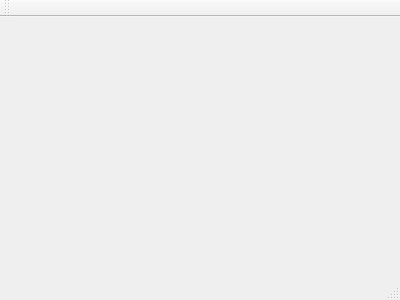
The window that 2018-2019/Medicijn Carrousel/Programmatuur/medcar/mainwindow.ui (BM4GIT/PA-competitie) describes before a commit, drawn with Qt 5.
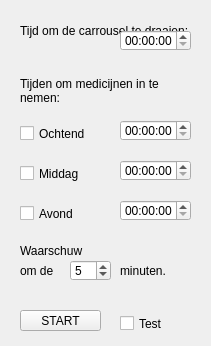
The same window after the commit.

```diff
--- a/2018-2019/Medicijn Carrousel/Programmatuur/medcar/mainwindow.ui
+++ b/2018-2019/Medicijn Carrousel/Programmatuur/medcar/mainwindow.ui
@@ -1,24 +1,231 @@
 <ui version="4.0">
  <class>MainWindow</class>
- <widget class="QMainWindow" name="MainWindow" >
-  <property name="geometry" >
+ <widget class="QMainWindow" name="MainWindow">
+  <property name="geometry">
    <rect>
     <x>0</x>
     <y>0</y>
-    <width>400</width>
-    <height>300</height>
+    <width>211</width>
+    <height>346</height>
    </rect>
   </property>
   <property name="windowTitle" >
    <string>MainWindow</string>
   </property>
-  <widget class="QMenuBar" name="menuBar" />
-  <widget class="QToolBar" name="mainToolBar" />
-  <widget class="QWidget" name="centralWidget" />
-  <widget class="QStatusBar" name="statusBar" />
+  <widget class="QWidget" name="centralWidget">
+   <widget class="QPushButton" name="pbStart">
+    <property name="geometry">
+     <rect>
+      <x>20</x>
+      <y>310</y>
+      <width>81</width>
+      <height>21</height>
+     </rect>
+    </property>
+    <property name="text">
+     <string>START</string>
+    </property>
+   </widget>
+   <widget class="QTimeEdit" name="tmOchtend">
+    <property name="geometry">
+     <rect>
+      <x>120</x>
+      <y>120</y>
+      <width>71</width>
+      <height>21</height>
+     </rect>
+    </property>
+   </widget>
+   <widget class="QTimeEdit" name="tmMiddag">
+    <property name="geometry">
+     <rect>
+      <x>120</x>
+      <y>160</y>
+      <width>71</width>
+      <height>21</height>
+     </rect>
+    </property>
+   </widget>
+   <widget class="QTimeEdit" name="tmAvond">
+    <property name="geometry">
+     <rect>
+      <x>120</x>
+      <y>200</y>
+      <width>71</width>
+      <height>21</height>
+     </rect>
+    </property>
+   </widget>
+   <widget class="QSpinBox" name="spBuzzer">
+    <property name="geometry">
+     <rect>
+      <x>70</x>
+      <y>260</y>
+      <width>41</width>
+      <height>21</height>
+     </rect>
+    </property>
+    <property name="minimum">
+     <number>1</number>
+    </property>
+    <property name="maximum">
+     <number>60</number>
+    </property>
+    <property name="value">
+     <number>5</number>
+    </property>
+   </widget>
+   <widget class="QCheckBox" name="cbOchtend">
+    <property name="geometry">
+     <rect>
+      <x>20</x>
+      <y>120</y>
+      <width>95</width>
+      <height>27</height>
+     </rect>
+    </property>
+    <property name="text">
+     <string>Ochtend</string>
+    </property>
+   </widget>
+   <widget class="QCheckBox" name="cbMiddag">
+    <property name="geometry">
+     <rect>
+      <x>20</x>
+      <y>160</y>
+      <width>95</width>
+      <height>27</height>
+     </rect>
+    </property>
+    <property name="text">
+     <string>Middag</string>
+    </property>
+   </widget>
+   <widget class="QCheckBox" name="cbAvond">
+    <property name="geometry">
+     <rect>
+      <x>20</x>
+      <y>200</y>
+      <width>95</width>
+      <height>27</height>
+     </rect>
+    </property>
+    <property name="text">
+     <string>Avond</string>
+    </property>
+   </widget>
+   <widget class="QCheckBox" name="cbTest">
+    <property name="geometry">
+     <rect>
+      <x>120</x>
+      <y>310</y>
+      <width>61</width>
+      <height>27</height>
+     </rect>
+    </property>
+    <property name="text">
+     <string>Test</string>
+    </property>
+   </widget>
+   <widget class="QLabel" name="label">
+    <property name="geometry">
+     <rect>
+      <x>20</x>
+      <y>240</y>
+      <width>91</width>
+      <height>21</height>
+     </rect>
+    </property>
+    <property name="text">
+     <string>Waarschuw</string>
+    </property>
+   </widget>
+   <widget class="QLabel" name="label_2">
+    <property name="geometry">
+     <rect>
+      <x>20</x>
+      <y>70</y>
+      <width>171</width>
+      <height>41</height>
+     </rect>
+    </property>
+    <property name="text">
+     <string>Tijden om medicijnen in te nemen:</string>
+    </property>
+    <property name="wordWrap">
+     <bool>true</bool>
+    </property>
+   </widget>
+   <widget class="QLabel" name="label_3">
+    <property name="geometry">
+     <rect>
+      <x>20</x>
+      <y>260</y>
+      <width>51</width>
+      <height>21</height>
+     </rect>
+    </property>
+    <property name="text">
+     <string>om de</string>
+    </property>
+   </widget>
+   <widget class="QLabel" name="label_4">
+    <property name="geometry">
+     <rect>
+      <x>120</x>
+      <y>260</y>
+      <width>61</width>
+      <height>21</height>
+     </rect>
+    </property>
+    <property name="text">
+     <string>minuten.</string>
+    </property>
+   </widget>
+   <widget class="QTimeEdit" name="tmDraai">
+    <property name="geometry">
+     <rect>
+      <x>120</x>
+      <y>30</y>
+      <width>71</width>
+      <height>21</height>
+     </rect>
+    </property>
+   </widget>
+   <widget class="QLabel" name="label_5">
+    <property name="geometry">
+     <rect>
+      <x>20</x>
+      <y>10</y>
+      <width>171</width>
+      <height>41</height>
+     </rect>
+    </property>
+    <property name="text">
+     <string>Tijd om de carrousel te draaien:</string>
+    </property>
+    <property name="wordWrap">
+     <bool>true</bool>
+    </property>
+   </widget>
+   <zorder>label_5</zorder>
+   <zorder>pbStart</zorder>
+   <zorder>tmOchtend</zorder>
+   <zorder>tmMiddag</zorder>
+   <zorder>tmAvond</zorder>
+   <zorder>spBuzzer</zorder>
+   <zorder>cbOchtend</zorder>
+   <zorder>cbMiddag</zorder>
+   <zorder>cbAvond</zorder>
+   <zorder>cbTest</zorder>
+   <zorder>label</zorder>
+   <zorder>label_2</zorder>
+   <zorder>label_3</zorder>
+   <zorder>label_4</zorder>
+   <zorder>tmDraai</zorder>
+  </widget>
  </widget>
- <layoutDefault spacing="6" margin="11" />
- <pixmapfunction></pixmapfunction>
+ <layoutdefault spacing="6" margin="11"/>
  <resources/>
  <connections/>
 </ui>
```
Left out of the diff: 5 changed lines with no effect on the pictures.
